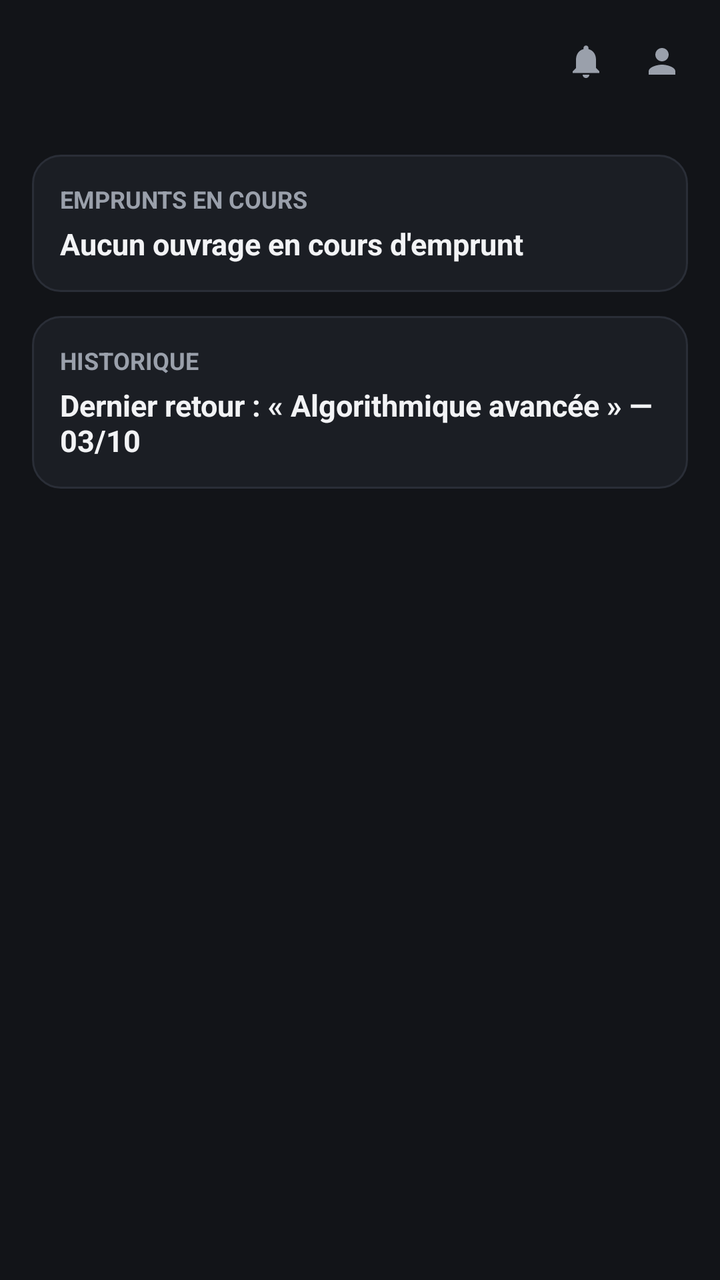
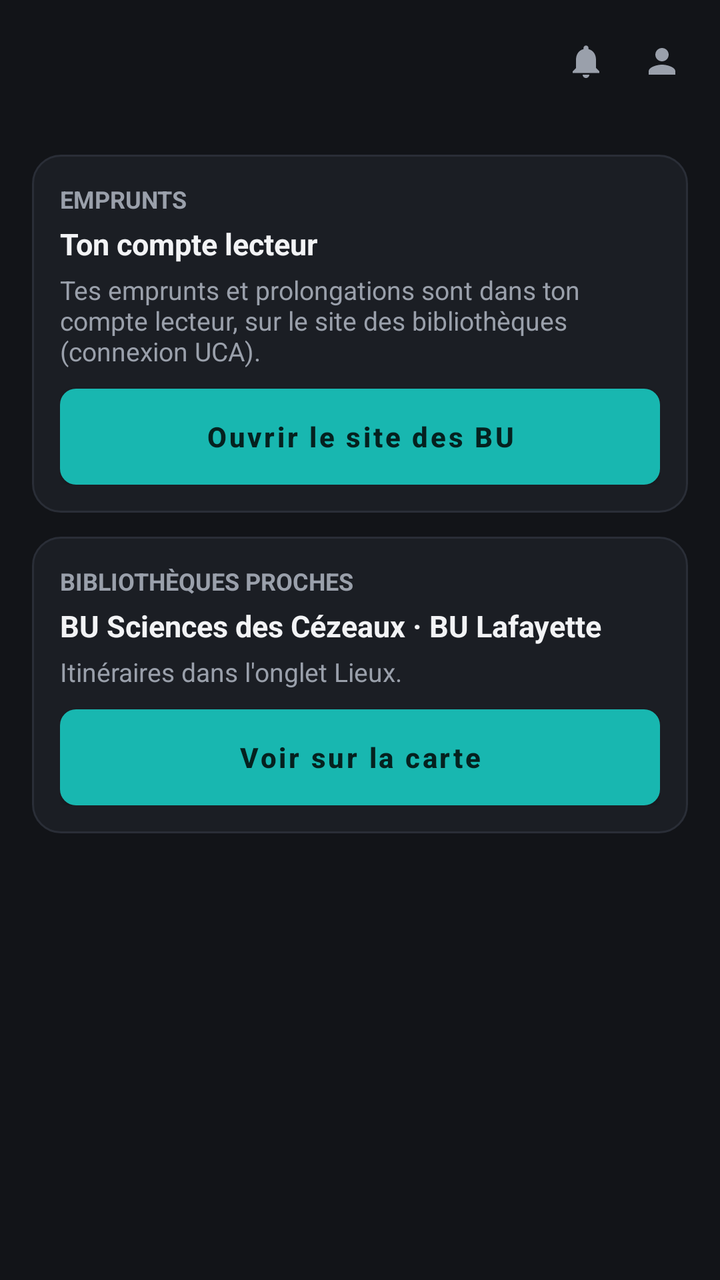

Screens rendered from an Android XML layout before and after an edit, with the pre-edit source and the edit as a unified diff.
<!-- AndroidManifest.xml: application theme Theme.EdtUca -->
<!-- res/layout/fragment_livres.xml -->
<?xml version="1.0" encoding="utf-8"?>
<LinearLayout xmlns:android="http://schemas.android.com/apk/res/android"
    android:layout_width="match_parent"
    android:layout_height="match_parent"
    android:orientation="vertical"
    android:background="@color/bg">

    <include layout="@layout/topbar" />

    <LinearLayout
        android:layout_width="match_parent"
        android:layout_height="wrap_content"
        android:orientation="vertical"
        android:padding="16dp">

        <LinearLayout
            android:layout_width="match_parent"
            android:layout_height="wrap_content"
            android:orientation="vertical"
            android:background="@drawable/bg_card"
            android:padding="14dp"
            android:layout_marginBottom="12dp">
            <TextView android:text="EMPRUNTS EN COURS" android:textColor="@color/text_dim" android:textSize="12sp" android:textStyle="bold" android:layout_width="wrap_content" android:layout_height="wrap_content"/>
            <TextView android:text="Aucun ouvrage en cours d'emprunt" android:textColor="@color/text" android:textSize="15sp" android:textStyle="bold" android:layout_marginTop="4dp" android:layout_width="wrap_content" android:layout_height="wrap_content"/>
        </LinearLayout>

        <LinearLayout
            android:layout_width="match_parent"
            android:layout_height="wrap_content"
            android:orientation="vertical"
            android:background="@drawable/bg_card"
            android:padding="14dp">
            <TextView android:text="HISTORIQUE" android:textColor="@color/text_dim" android:textSize="12sp" android:textStyle="bold" android:layout_width="wrap_content" android:layout_height="wrap_content"/>
            <TextView android:text="Dernier retour : « Algorithmique avancée » — 03/10" android:textColor="@color/text" android:textSize="15sp" android:textStyle="bold" android:layout_marginTop="4dp" android:layout_width="wrap_content" android:layout_height="wrap_content"/>
        </LinearLayout>

    </LinearLayout>
</LinearLayout>
<!-- res/layout/topbar.xml (included above) -->
<?xml version="1.0" encoding="utf-8"?>
<LinearLayout xmlns:android="http://schemas.android.com/apk/res/android"
    android:layout_width="match_parent"
    android:layout_height="wrap_content"
    android:orientation="horizontal"
    android:gravity="center_vertical"
    android:background="@color/bg"
    android:padding="16dp">

    <ImageButton
        android:id="@+id/backBtn"
        android:layout_width="28dp"
        android:layout_height="28dp"
        android:layout_marginEnd="6dp"
        android:background="?attr/selectableItemBackgroundBorderless"
        android:contentDescription="Retour"
        android:src="@drawable/ic_back"
        android:visibility="gone" />

    <TextView
        android:id="@+id/topbarTitle"
        android:layout_width="0dp"
        android:layout_height="wrap_content"
        android:layout_weight="1"
        android:textColor="@color/text"
        android:textSize="22sp"
        android:textStyle="bold" />

    <ImageView
        android:id="@+id/topbarBell"
        android:layout_width="26dp"
        android:layout_height="26dp"
        android:layout_marginEnd="12dp"
        android:padding="3dp"
        android:clickable="true"
        android:focusable="true"
        android:background="?attr/selectableItemBackgroundBorderless"
        android:src="@drawable/ic_bell"
        android:contentDescription="Notifications" />

    <ImageView
        android:id="@+id/topbarPerson"
        android:layout_width="26dp"
        android:layout_height="26dp"
        android:padding="3dp"
        android:clickable="true"
        android:focusable="true"
        android:background="?attr/selectableItemBackgroundBorderless"
        android:src="@drawable/ic_person"
        android:contentDescription="Profil" />

</LinearLayout>
<!-- resources referenced by this layout -->
<resources>
  <color name="bg">#121418</color>
  <color name="text">#F2F3F5</color>
  <color name="text_dim">#9AA0AB</color>
  <!-- drawable bg_card (drawable) -->
  <?xml version="1.0" encoding="utf-8"?>
  <shape xmlns:android="http://schemas.android.com/apk/res/android">
      <solid android:color="@color/surface" />
      <stroke android:width="1dp" android:color="@color/border" />
      <corners android:radius="14dp" />
  </shape>
  <!-- drawable ic_back (drawable) -->
  <?xml version="1.0" encoding="utf-8"?>
  <vector xmlns:android="http://schemas.android.com/apk/res/android"
      android:width="24dp" android:height="24dp"
      android:viewportWidth="24" android:viewportHeight="24">
      <path
          android:fillColor="@color/accent"
          android:pathData="M20,11v2L8,13l5.5,5.5l-1.42,1.42L4.16,12l7.92,-7.92L13.5,5.5L8,11z" />
  </vector>
  <!-- drawable ic_bell (drawable) -->
  <?xml version="1.0" encoding="utf-8"?>
  <vector xmlns:android="http://schemas.android.com/apk/res/android"
      android:width="24dp" android:height="24dp"
      android:viewportWidth="24" android:viewportHeight="24">
      <path
          android:fillColor="@color/text_dim"
          android:pathData="M12,22c1.1,0 2,-0.9 2,-2h-4c0,1.1 0.89,2 2,2zM18,16v-5c0,-3.07 -1.64,-5.64 -4.5,-6.32L13.5,4c0,-0.83 -0.67,-1.5 -1.5,-1.5s-1.5,0.67 -1.5,1.5v0.68C7.63,5.36 6,7.92 6,11v5l-2,2v1h16v-1l-2,-2z" />
  </vector>
  <!-- drawable ic_person (drawable) -->
  <?xml version="1.0" encoding="utf-8"?>
  <vector xmlns:android="http://schemas.android.com/apk/res/android"
      android:width="24dp" android:height="24dp"
      android:viewportWidth="24" android:viewportHeight="24">
      <path
          android:fillColor="@color/text_dim"
          android:pathData="M12,12c2.21,0 4,-1.79 4,-4s-1.79,-4 -4,-4s-4,1.79 -4,4s1.79,4 4,4zM12,14c-2.67,0 -8,1.34 -8,4v2h16v-2c0,-2.66 -5.33,-4 -8,-4z" />
  </vector>
  <style name="Theme.EdtUca" parent="Theme.MaterialComponents.DayNight.NoActionBar">
          <item name="colorPrimary">@color/accent</item>
          <item name="colorPrimaryVariant">@color/accent2</item>
          <item name="colorOnPrimary">@color/on_accent</item>
          <item name="colorSurface">@color/surface</item>
          <item name="android:windowBackground">@color/bg</item>
          <item name="android:statusBarColor">@color/bg</item>
          <item name="android:navigationBarColor">@color/surface</item>
          <item name="android:windowLightStatusBar">true</item>
      </style>
  <color name="surface">#1B1E24</color>
  <color name="border">#2A2E37</color>
  <color name="accent">#18B7B0</color>
  <color name="accent2">#2FD6CD</color>
  <color name="on_accent">#05211F</color>
</resources>

<!-- the commit's change to res/layout/fragment_livres.xml (unified diff, before → after) -->
@@ -1,40 +1,22 @@
 <?xml version="1.0" encoding="utf-8"?>
-<LinearLayout xmlns:android="http://schemas.android.com/apk/res/android"
-    android:layout_width="match_parent"
-    android:layout_height="match_parent"
-    android:orientation="vertical"
-    android:background="@color/bg">
-
+<LinearLayout xmlns:android="http://schemas.android.com/apk/res/android" android:layout_width="match_parent" android:layout_height="match_parent" android:orientation="vertical" android:background="@color/bg">
     <include layout="@layout/topbar" />
-
-    <LinearLayout
-        android:layout_width="match_parent"
-        android:layout_height="wrap_content"
-        android:orientation="vertical"
-        android:padding="16dp">
-
-        <LinearLayout
-            android:layout_width="match_parent"
-            android:layout_height="wrap_content"
-            android:orientation="vertical"
-            android:background="@drawable/bg_card"
-            android:padding="14dp"
-            android:layout_marginBottom="12dp">
-            <TextView android:text="EMPRUNTS EN COURS" android:textColor="@color/text_dim" android:textSize="12sp" android:textStyle="bold" android:layout_width="wrap_content" android:layout_height="wrap_content"/>
-            <TextView android:text="Aucun ouvrage en cours d'emprunt" android:textColor="@color/text" android:textSize="15sp" android:textStyle="bold" android:layout_marginTop="4dp" android:layout_width="wrap_content" android:layout_height="wrap_content"/>
+    <ScrollView android:layout_width="match_parent" android:layout_height="match_parent">
+    <LinearLayout android:layout_width="match_parent" android:layout_height="wrap_content" android:orientation="vertical" android:padding="16dp">
+        <LinearLayout android:layout_width="match_parent" android:layout_height="wrap_content" android:orientation="vertical" android:background="@drawable/bg_card" android:padding="14dp" android:layout_marginBottom="12dp">
+            <TextView android:text="EMPRUNTS" android:textColor="@color/text_dim" android:textSize="12sp" android:textStyle="bold" android:layout_width="wrap_content" android:layout_height="wrap_content"/>
+            <TextView android:text="Ton compte lecteur" android:textColor="@color/text" android:textSize="15sp" android:textStyle="bold" android:layout_marginTop="4dp" android:layout_width="wrap_content" android:layout_height="wrap_content"/>
+            <TextView android:text="Tes emprunts et prolongations sont dans ton compte lecteur, sur le site des bibliothèques (connexion UCA)." android:textColor="@color/text_dim" android:textSize="13sp" android:layout_marginTop="4dp" android:layout_width="match_parent" android:layout_height="wrap_content"/>
+            <Button android:id="@+id/btnBuSite" android:text="Ouvrir le site des BU" android:layout_marginTop="10dp" android:background="@drawable/bg_cta" android:textColor="@color/on_accent" android:textAllCaps="false" android:textStyle="bold" android:minHeight="48dp" android:layout_width="match_parent" android:layout_height="wrap_content"/>
         </LinearLayout>
-
-        <LinearLayout
-            android:layout_width="match_parent"
-            android:layout_height="wrap_content"
-            android:orientation="vertical"
-            android:background="@drawable/bg_card"
-            android:padding="14dp">
-            <TextView android:text="HISTORIQUE" android:textColor="@color/text_dim" android:textSize="12sp" android:textStyle="bold" android:layout_width="wrap_content" android:layout_height="wrap_content"/>
-            <TextView android:text="Dernier retour : « Algorithmique avancée » — 03/10" android:textColor="@color/text" android:textSize="15sp" android:textStyle="bold" android:layout_marginTop="4dp" android:layout_width="wrap_content" android:layout_height="wrap_content"/>
+        <LinearLayout android:layout_width="match_parent" android:layout_height="wrap_content" android:orientation="vertical" android:background="@drawable/bg_card" android:padding="14dp" android:layout_marginBottom="12dp">
+            <TextView android:text="BIBLIOTHÈQUES PROCHES" android:textColor="@color/text_dim" android:textSize="12sp" android:textStyle="bold" android:layout_width="wrap_content" android:layout_height="wrap_content"/>
+            <TextView android:text="BU Sciences des Cézeaux · BU Lafayette" android:textColor="@color/text" android:textSize="15sp" android:textStyle="bold" android:layout_marginTop="4dp" android:layout_width="wrap_content" android:layout_height="wrap_content"/>
+            <TextView android:text="Itinéraires dans l'onglet Lieux." android:textColor="@color/text_dim" android:textSize="13sp" android:layout_marginTop="4dp" android:layout_width="match_parent" android:layout_height="wrap_content"/>
+            <Button android:id="@+id/btnBuLieux" android:text="Voir sur la carte" android:layout_marginTop="10dp" android:background="@drawable/bg_cta" android:textColor="@color/on_accent" android:textAllCaps="false" android:textStyle="bold" android:minHeight="48dp" android:layout_width="match_parent" android:layout_height="wrap_content"/>
         </LinearLayout>
-
     </LinearLayout>
+    </ScrollView>
 </LinearLayout>
 <!-- res/layout/topbar.xml (included above) -->
 <?xml version="1.0" encoding="utf-8"?>
<!-- resource entries referenced after the edit -->
@@ -9,6 +9,12 @@
       <solid android:color="@color/surface" />
       <stroke android:width="1dp" android:color="@color/border" />
       <corners android:radius="14dp" />
+  </shape>
+  <!-- drawable bg_cta (drawable) -->
+  <?xml version="1.0" encoding="utf-8"?>
+  <shape xmlns:android="http://schemas.android.com/apk/res/android">
+      <solid android:color="@color/accent" />
+      <corners android:radius="8dp" />
   </shape>
   <!-- drawable ic_back (drawable) -->
   <?xml version="1.0" encoding="utf-8"?>
